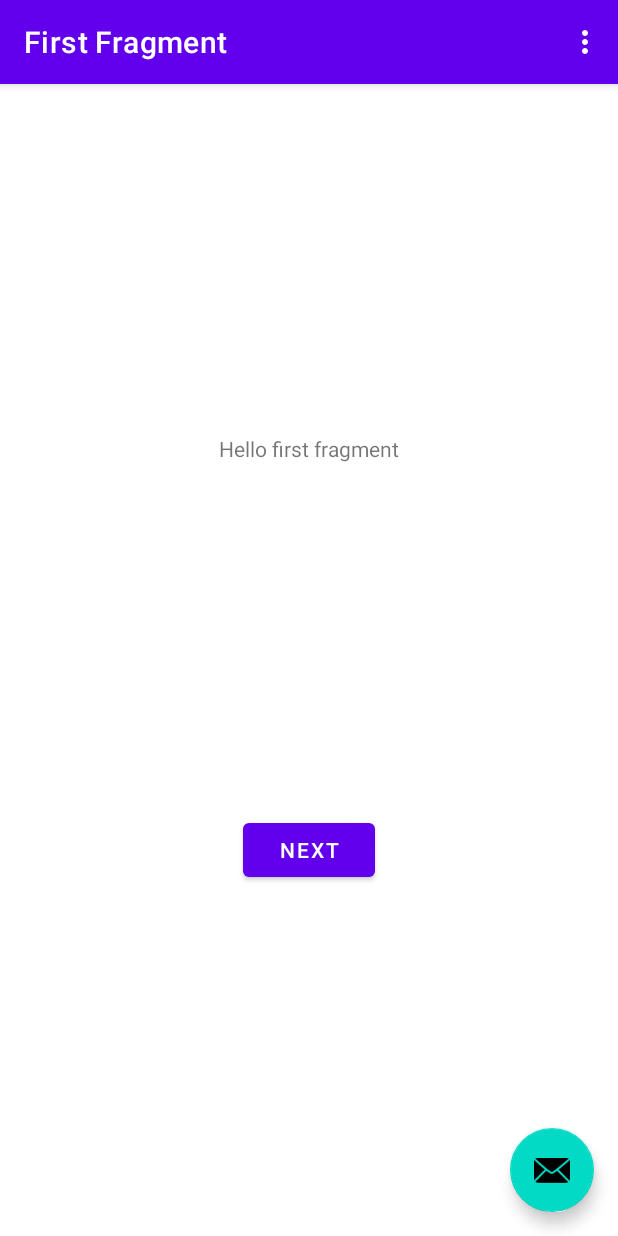
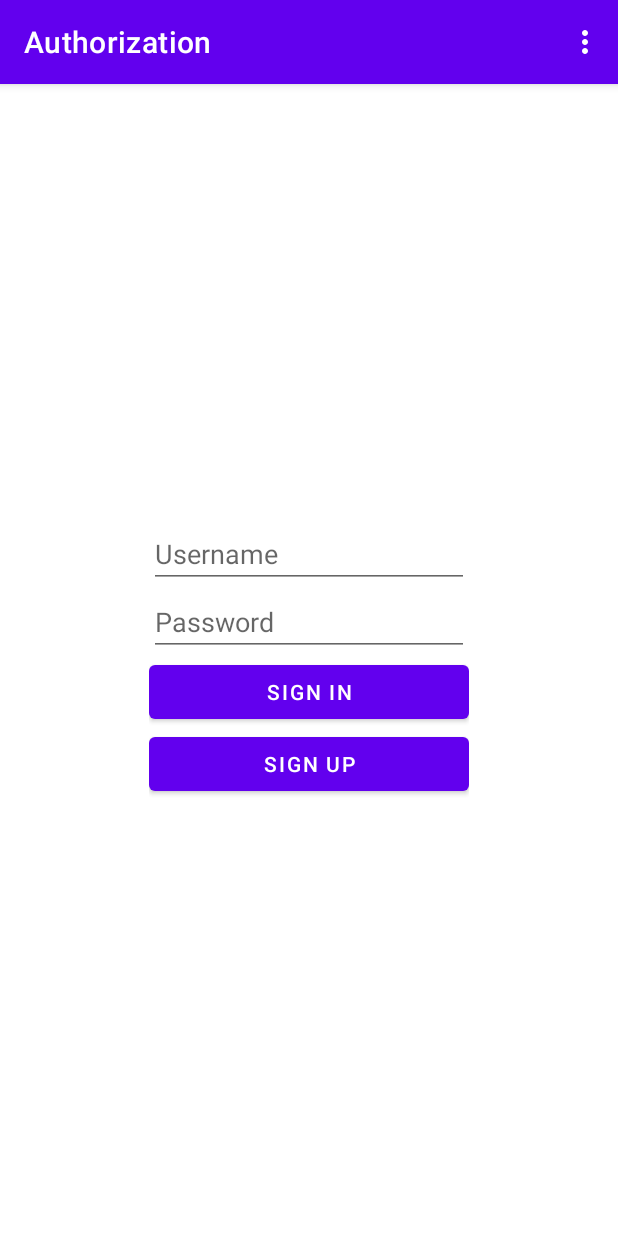
Before and after one commit to LZ-Software/MobileShop, an Android app: the screen it shows after launch (MainActivity), in the options menu, after a tap on "Settings", on a phone screen of 412 x 824 dp. Run offline under Robolectric (Android 15) with nearby library versions, the light colour scheme and no system bars; our stand-ins replace navigation-ui.

Commit message:
UI Login/Register

```diff
--- a/app/src/main/java/com/lz/mobileshop/FirstFragment.java
+++ /dev/null
@@ -1,47 +0,0 @@
-package com.lz.mobileshop;
-
-import android.os.Bundle;
-import android.view.LayoutInflater;
-import android.view.View;
-import android.view.ViewGroup;
-
-import androidx.annotation.NonNull;
-import androidx.fragment.app.Fragment;
-import androidx.navigation.fragment.NavHostFragment;
-
-import com.lz.mobileshop.databinding.FragmentFirstBinding;
-
-public class FirstFragment extends Fragment {
-
-    private FragmentFirstBinding binding;
-
-    @Override
-    public View onCreateView(
-            LayoutInflater inflater, ViewGroup container,
-            Bundle savedInstanceState
-    ) {
-
-        binding = FragmentFirstBinding.inflate(inflater, container, false);
-        return binding.getRoot();
-
-    }
-
-    public void onViewCreated(@NonNull View view, Bundle savedInstanceState) {
-        super.onViewCreated(view, savedInstanceState);
-
-        binding.buttonFirst.setOnClickListener(new View.OnClickListener() {
-            @Override
-            public void onClick(View view) {
-                NavHostFragment.findNavController(FirstFragment.this)
-                        .navigate(R.id.action_FirstFragment_to_SecondFragment);
-            }
-        });
-    }
-
-    @Override
-    public void onDestroyView() {
-        super.onDestroyView();
-        binding = null;
-    }
-
-}
--- /dev/null
+++ b/app/src/main/java/com/lz/mobileshop/LoginFragment.java
@@ -0,0 +1,55 @@
+package com.lz.mobileshop;
+
+import android.os.Bundle;
+import android.view.LayoutInflater;
+import android.view.View;
+import android.view.ViewGroup;
+
+import androidx.annotation.NonNull;
+import androidx.fragment.app.Fragment;
+import androidx.navigation.fragment.NavHostFragment;
+
+import com.lz.mobileshop.databinding.FragmentLoginBinding;
+
+public class LoginFragment extends Fragment
+{
+    private FragmentLoginBinding binding;
+
+    @Override
+    public View onCreateView(LayoutInflater inflater, ViewGroup container, Bundle savedInstanceState)
+    {
+        binding = FragmentLoginBinding.inflate(inflater, container, false);
+        return binding.getRoot();
+    }
+
+    public void onViewCreated(@NonNull View view, Bundle savedInstanceState)
+    {
+        super.onViewCreated(view, savedInstanceState);
+
+        binding.loginButton.setOnClickListener(new View.OnClickListener()
+        {
+            @Override
+            public void onClick(View view)
+            {
+                // TODO: Authenticate
+            }
+        });
+
+        binding.registerButton.setOnClickListener(new View.OnClickListener()
+        {
+            @Override
+            public void onClick(View view)
+            {
+                NavHostFragment.findNavController(LoginFragment.this)
+                        .navigate(R.id.action_LoginFragment_to_RegisterFragment);
+            }
+        });
+    }
+
+    @Override
+    public void onDestroyView()
+    {
+        super.onDestroyView();
+        binding = null;
+    }
+}
--- a/app/src/main/java/com/lz/mobileshop/MainActivity.java
+++ b/app/src/main/java/com/lz/mobileshop/MainActivity.java
@@ -18,13 +18,14 @@ import com.lz.mobileshop.databinding.ActivityMainBinding;
 import android.view.Menu;
 import android.view.MenuItem;
 
-public class MainActivity extends AppCompatActivity {
-
+public class MainActivity extends AppCompatActivity
+{
     private AppBarConfiguration appBarConfiguration;
     private ActivityMainBinding binding;
 
     @Override
-    protected void onCreate(Bundle savedInstanceState) {
+    protected void onCreate(Bundle savedInstanceState)
+    {
         super.onCreate(savedInstanceState);
 
         binding = ActivityMainBinding.inflate(getLayoutInflater());
@@ -35,32 +36,27 @@ public class MainActivity extends AppCompatActivity {
         NavController navController = Navigation.findNavController(this, R.id.nav_host_fragment_content_main);
         appBarConfiguration = new AppBarConfiguration.Builder(navController.getGraph()).build();
         NavigationUI.setupActionBarWithNavController(this, navController, appBarConfiguration);
-
-        binding.fab.setOnClickListener(new View.OnClickListener() {
-            @Override
-            public void onClick(View view) {
-                Snackbar.make(view, "Replace with your own action", Snackbar.LENGTH_LONG)
-                        .setAction("Action", null).show();
-            }
-        });
     }
 
     @Override
-    public boolean onCreateOptionsMenu(Menu menu) {
+    public boolean onCreateOptionsMenu(Menu menu)
+    {
         // Inflate the menu; this adds items to the action bar if it is present.
         getMenuInflater().inflate(R.menu.menu_main, menu);
         return true;
     }
 
     @Override
-    public boolean onOptionsItemSelected(MenuItem item) {
+    public boolean onOptionsItemSelected(MenuItem item)
+    {
         // Handle action bar item clicks here. The action bar will
         // automatically handle clicks on the Home/Up button, so long
         // as you specify a parent activity in AndroidManifest.xml.
         int id = item.getItemId();
 
         //noinspection SimplifiableIfStatement
-        if (id == R.id.action_settings) {
+        if (id == R.id.action_settings)
+        {
             return true;
         }
 
@@ -68,9 +64,9 @@ public class MainActivity extends AppCompatActivity {
     }
 
     @Override
-    public boolean onSupportNavigateUp() {
+    public boolean onSupportNavigateUp()
+    {
         NavController navController = Navigation.findNavController(this, R.id.nav_host_fragment_content_main);
-        return NavigationUI.navigateUp(navController, appBarConfiguration)
-                || super.onSupportNavigateUp();
+        return NavigationUI.navigateUp(navController, appBarConfiguration) || super.onSupportNavigateUp();
     }
 }
--- /dev/null
+++ b/app/src/main/java/com/lz/mobileshop/RegisterFragment.java
@@ -0,0 +1,45 @@
+package com.lz.mobileshop;
+
+import android.os.Bundle;
+import android.view.LayoutInflater;
+import android.view.View;
+import android.view.ViewGroup;
+
+import androidx.annotation.NonNull;
+import androidx.fragment.app.Fragment;
+import androidx.navigation.fragment.NavHostFragment;
+
+import com.lz.mobileshop.databinding.FragmentRegisterBinding;
+
+public class RegisterFragment extends Fragment
+{
+    private FragmentRegisterBinding binding;
+
+    @Override
+    public View onCreateView(LayoutInflater inflater, ViewGroup container, Bundle savedInstanceState)
+    {
+        binding = FragmentRegisterBinding.inflate(inflater, container, false);
+        return binding.getRoot();
+    }
+
+    public void onViewCreated(@NonNull View view, Bundle savedInstanceState)
+    {
+        super.onViewCreated(view, savedInstanceState);
+
+        binding.registerUserButton.setOnClickListener(new View.OnClickListener()
+        {
+            @Override
+            public void onClick(View view)
+            {
+                // TODO: Register user
+            }
+        });
+    }
+
+    @Override
+    public void onDestroyView()
+    {
+        super.onDestroyView();
+        binding = null;
+    }
+}
--- a/app/src/main/res/layout/activity_main.xml
+++ b/app/src/main/res/layout/activity_main.xml
@@ -22,13 +22,4 @@
 
     <include layout="@layout/content_main" />
 
-    <com.google.android.material.floatingactionbutton.FloatingActionButton
-        android:id="@+id/fab"
-        android:layout_width="wrap_content"
-        android:layout_height="wrap_content"
-        android:layout_gravity="bottom|end"
-        android:layout_marginEnd="@dimen/fab_margin"
-        android:layout_marginBottom="16dp"
-        app:srcCompat="@android:drawable/ic_dialog_email" />
-
 </androidx.coordinatorlayout.widget.CoordinatorLayout>
--- a/app/src/main/res/layout/fragment_first.xml
+++ /dev/null
@@ -1,28 +0,0 @@
-<?xml version="1.0" encoding="utf-8"?>
-<androidx.constraintlayout.widget.ConstraintLayout xmlns:android="http://schemas.android.com/apk/res/android"
-    xmlns:app="http://schemas.android.com/apk/res-auto"
-    xmlns:tools="http://schemas.android.com/tools"
-    android:layout_width="match_parent"
-    android:layout_height="match_parent"
-    tools:context=".FirstFragment">
-
-    <TextView
-        android:id="@+id/textview_first"
-        android:layout_width="wrap_content"
-        android:layout_height="wrap_content"
-        android:text="@string/hello_first_fragment"
-        app:layout_constraintBottom_toTopOf="@id/button_first"
-        app:layout_constraintEnd_toEndOf="parent"
-        app:layout_constraintStart_toStartOf="parent"
-        app:layout_constraintTop_toTopOf="parent" />
-
-    <Button
-        android:id="@+id/button_first"
-        android:layout_width="wrap_content"
-        android:layout_height="wrap_content"
-        android:text="@string/next"
-        app:layout_constraintBottom_toBottomOf="parent"
-        app:layout_constraintEnd_toEndOf="parent"
-        app:layout_constraintStart_toStartOf="parent"
-        app:layout_constraintTop_toBottomOf="@id/textview_first" />
-</androidx.constraintlayout.widget.ConstraintLayout>
--- /dev/null
+++ b/app/src/main/res/layout/fragment_login.xml
@@ -0,0 +1,68 @@
+<?xml version="1.0" encoding="utf-8"?>
+<androidx.constraintlayout.widget.ConstraintLayout xmlns:android="http://schemas.android.com/apk/res/android"
+    xmlns:app="http://schemas.android.com/apk/res-auto"
+    xmlns:tools="http://schemas.android.com/tools"
+    android:layout_width="match_parent"
+    android:layout_height="match_parent"
+    tools:context=".LoginFragment">
+
+    <TableLayout
+        android:layout_width="wrap_content"
+        android:layout_height="wrap_content"
+        app:layout_constraintBottom_toBottomOf="parent"
+        app:layout_constraintEnd_toEndOf="parent"
+        app:layout_constraintStart_toStartOf="parent"
+        app:layout_constraintTop_toTopOf="parent">
+
+        <TableRow
+            android:layout_width="match_parent"
+            android:layout_height="match_parent">
+
+            <EditText
+                android:id="@+id/login_input"
+                android:layout_width="wrap_content"
+                android:layout_height="wrap_content"
+                android:ems="10"
+                android:hint="@string/username_title"
+                android:inputType="textPersonName" />
+        </TableRow>
+
+        <TableRow
+            android:layout_width="match_parent"
+            android:layout_height="match_parent">
+
+            <EditText
+                android:id="@+id/passord_input"
+                android:layout_width="wrap_content"
+                android:layout_height="wrap_content"
+                android:ems="10"
+                android:hint="@string/password_title"
+                android:inputType="textPassword" />
+        </TableRow>
+
+        <TableRow
+            android:layout_width="match_parent"
+            android:layout_height="match_parent">
+
+            <Button
+                android:id="@+id/login_button"
+                android:layout_width="wrap_content"
+                android:layout_height="wrap_content"
+                android:text="@string/auth_title" />
+
+        </TableRow>
+
+        <TableRow
+            android:layout_width="match_parent"
+            android:layout_height="match_parent" >
+
+            <Button
+                android:id="@+id/register_button"
+                android:layout_width="wrap_content"
+                android:layout_height="wrap_content"
+                android:text="@string/register_title" />
+        </TableRow>
+
+    </TableLayout>
+
+</androidx.constraintlayout.widget.ConstraintLayout>
--- a/app/src/main/res/navigation/nav_graph.xml
+++ b/app/src/main/res/navigation/nav_graph.xml
@@ -3,26 +3,24 @@
     xmlns:app="http://schemas.android.com/apk/res-auto"
     xmlns:tools="http://schemas.android.com/tools"
     android:id="@+id/nav_graph"
-    app:startDestination="@id/FirstFragment">
+    app:startDestination="@id/LoginFragment">
 
     <fragment
-        android:id="@+id/FirstFragment"
-        android:name="com.lz.mobileshop.FirstFragment"
-        android:label="@string/first_fragment_label"
-        tools:layout="@layout/fragment_first">
-
+        android:id="@+id/LoginFragment"
+        android:name="com.lz.mobileshop.LoginFragment"
+        android:label="@string/login_fragment_label"
+        tools:layout="@layout/fragment_login">
         <action
-            android:id="@+id/action_FirstFragment_to_SecondFragment"
-            app:destination="@id/SecondFragment" />
+            android:id="@+id/action_LoginFragment_to_RegisterFragment"
+            app:destination="@id/RegisterFragment" />
     </fragment>
     <fragment
-        android:id="@+id/SecondFragment"
-        android:name="com.lz.mobileshop.SecondFragment"
-        android:label="@string/second_fragment_label"
-        tools:layout="@layout/fragment_second">
-
+        android:id="@+id/RegisterFragment"
+        android:name="com.lz.mobileshop.RegisterFragment"
+        android:label="@string/register_fragment_label"
+        tools:layout="@layout/fragment_register">
         <action
-            android:id="@+id/action_SecondFragment_to_FirstFragment"
-            app:destination="@id/FirstFragment" />
+            android:id="@+id/action_RegisterFragment_to_LoginFragment"
+            app:destination="@id/LoginFragment" />
     </fragment>
 </navigation>
--- a/app/src/main/res/values/strings.xml
+++ b/app/src/main/res/values/strings.xml
@@ -1,12 +1,16 @@
 <resources>
     <string name="app_name">MobileShop</string>
     <string name="action_settings">Settings</string>
-    <!-- Strings used for fragments for navigation -->
-    <string name="first_fragment_label">First Fragment</string>
-    <string name="second_fragment_label">Second Fragment</string>
-    <string name="next">Next</string>
-    <string name="previous">Previous</string>
 
-    <string name="hello_first_fragment">Hello first fragment</string>
-    <string name="hello_second_fragment">Hello second fragment. Arg: %1$s</string>
+    <string name="login_fragment_label">Authorization</string>
+    <string name="register_fragment_label">Registration</string>
+
+    <string name="auth_title">Sign In</string>
+    <string name="register_title">Sign Up</string>
+    <string name="username_title">Username</string>
+    <string name="password_title">Password</string>
+    <string name="first_name_title">First Name</string>
+    <string name="last_name_title">Last Name</string>
+    <string name="country_title">Country</string>
+    <string name="city_title">City</string>
 </resources>
```
Also changed, not shown: app/src/main/java/com/lz/mobileshop/SecondFragment.java (deleted, +0 -47 lines), app/src/main/res/layout/fragment_register.xml (added, +108 -0 lines), app/src/main/res/layout/fragment_second.xml (deleted, +0 -27 lines).
